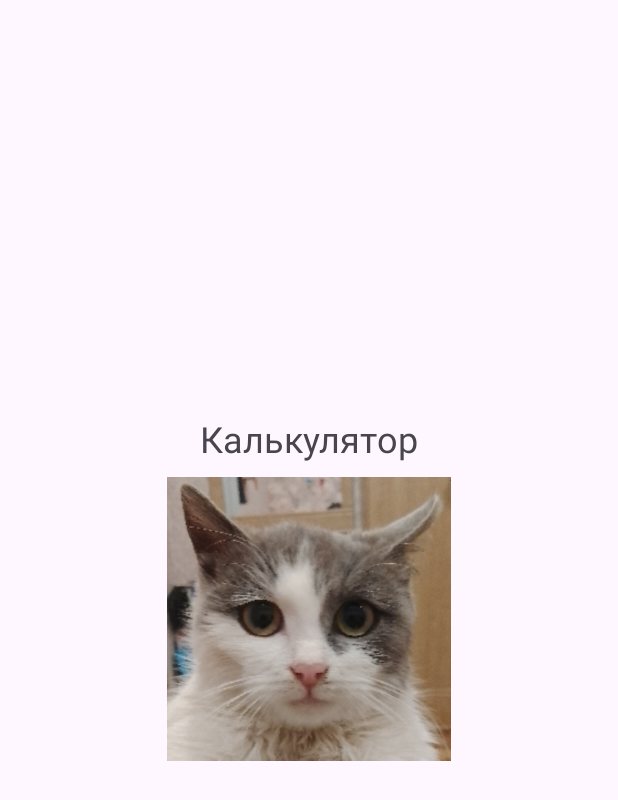
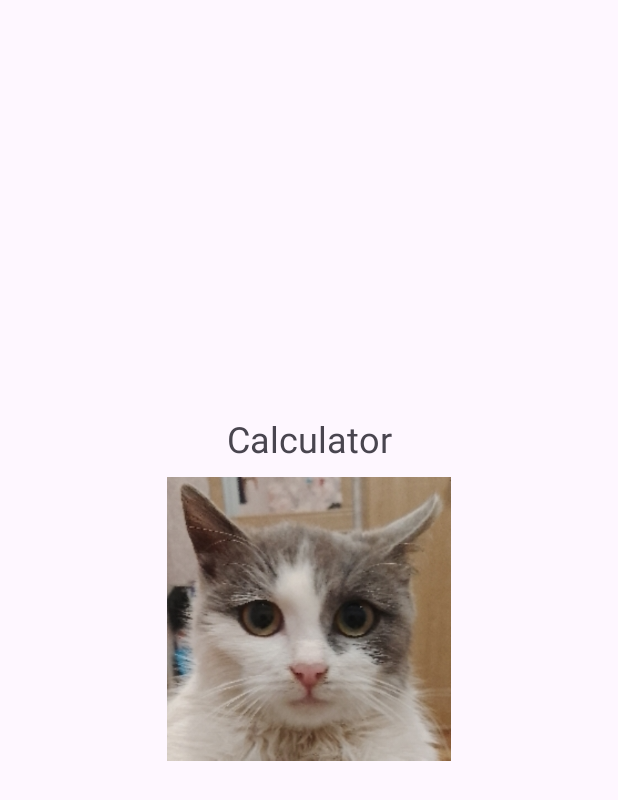
Before and after one commit to Refenger/Calculator, an Android app: the Splash screen opened directly, with no data from a screen before it, on a phone screen of 412 x 824 dp. Shown: the top 800 px of the screen. Run offline under Robolectric (Android 15) with nearby library versions, the phone set to English and light mode, and no system bars.

Commit message:
change_text

```diff
--- a/app/src/main/res/layout/activity_splash.xml
+++ b/app/src/main/res/layout/activity_splash.xml
@@ -27,7 +27,7 @@
             android:id="@+id/textView"
             android:layout_width="wrap_content"
             android:layout_height="wrap_content"
-            android:text="Калькулятор"
+            android:text="Calculator"
             android:textSize="24sp"
             app:layout_constraintBottom_toTopOf="@+id/imageView2"
             app:layout_constraintEnd_toEndOf="parent"
```
